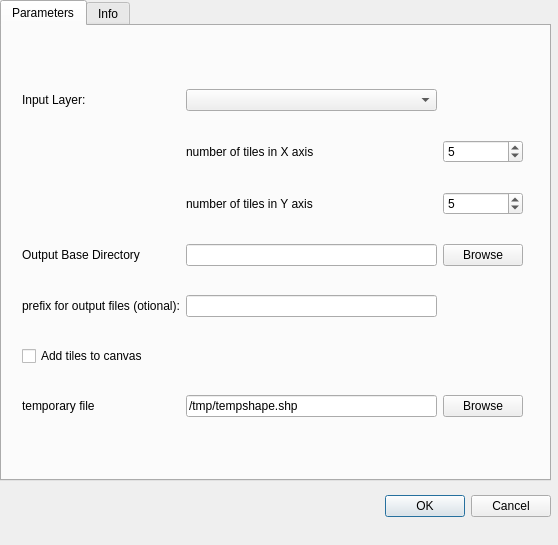
Qt form gridSplitter_dialog_base.ui (Sereza7/gridsplitter) before a commit.
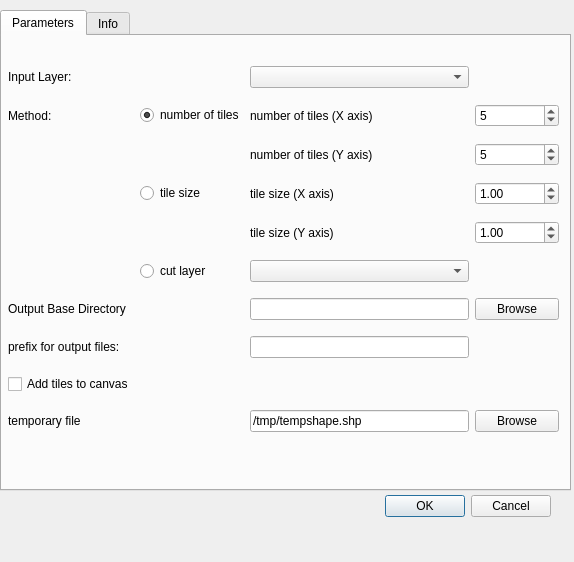
The same form after that commit. The open tabs and pages were chosen to show the change. Custom widgets are drawn as their Qt base class.

```diff
--- a/gridSplitter_dialog_base.ui
+++ b/gridSplitter_dialog_base.ui
@@ -6,8 +6,8 @@
    <rect>
     <x>0</x>
     <y>0</y>
-    <width>558</width>
-    <height>545</height>
+    <width>574</width>
+    <height>562</height>
    </rect>
   </property>
   <property name="windowTitle">
@@ -36,8 +36,8 @@
    <property name="geometry">
     <rect>
      <x>0</x>
-     <y>0</y>
-     <width>551</width>
+     <y>10</y>
+     <width>571</width>
      <height>481</height>
     </rect>
    </property>
@@ -51,27 +51,14 @@
     <widget class="QWidget" name="layoutWidget">
      <property name="geometry">
       <rect>
-       <x>20</x>
-       <y>40</y>
-       <width>501</width>
-       <height>381</height>
+       <x>6</x>
+       <y>20</y>
+       <width>551</width>
+       <height>391</height>
       </rect>
      </property>
      <layout class="QGridLayout" name="gridLayout">
-      <item row="3" column="3">
-       <widget class="QgsSpinBox" name="splicesXSpinBox">
-        <property name="minimum">
-         <number>1</number>
-        </property>
-        <property name="maximum">
-         <number>9999</number>
-        </property>
-        <property name="value">
-         <number>5</number>
-        </property>
-       </widget>
-      </item>
-      <item row="5" column="0">
+      <item row="8" column="0">
        <widget class="QLabel" name="label_6">
         <property name="locale">
          <locale language="English" country="UnitedStates"/>
@@ -91,20 +78,7 @@
         </property>
        </widget>
       </item>
-      <item row="4" column="3">
-       <widget class="QgsSpinBox" name="splicesYSpinBox">
-        <property name="minimum">
-         <number>1</number>
-        </property>
-        <property name="maximum">
-         <number>9999</number>
-        </property>
-        <property name="value">
-         <number>5</number>
-        </property>
-       </widget>
-      </item>
-      <item row="8" column="0">
+      <item row="11" column="0">
        <widget class="QLabel" name="label_7">
         <property name="locale">
          <locale language="English" country="UnitedStates"/>
@@ -114,7 +88,7 @@
         </property>
        </widget>
       </item>
-      <item row="5" column="3">
+      <item row="8" column="4">
        <widget class="QPushButton" name="cmdBrowseOutput">
         <property name="locale">
          <locale language="English" country="UnitedStates"/>
@@ -124,7 +98,7 @@
         </property>
        </widget>
       </item>
-      <item row="8" column="3">
+      <item row="11" column="4">
        <widget class="QPushButton" name="cmdBrowsetmp">
         <property name="locale">
          <locale language="English" country="UnitedStates"/>
@@ -134,60 +108,164 @@
         </property>
        </widget>
       </item>
-      <item row="5" column="1">
+      <item row="8" column="2">
        <widget class="QLineEdit" name="OuptDir"/>
       </item>
-      <item row="8" column="1">
+      <item row="11" column="2">
        <widget class="QLineEdit" name="tempFile">
         <property name="text">
          <string>/tmp/tempshape.shp</string>
         </property>
        </widget>
       </item>
-      <item row="0" column="1">
+      <item row="0" column="2">
        <widget class="QgsMapLayerComboBox" name="inputRasterBox">
         <property name="frame">
          <bool>true</bool>
         </property>
        </widget>
       </item>
-      <item row="3" column="1">
+      <item row="3" column="2">
        <widget class="QLabel" name="label_4">
         <property name="locale">
          <locale language="English" country="UnitedStates"/>
         </property>
         <property name="text">
-         <string>number of tiles in X axis</string>
+         <string>number of tiles (X axis)</string>
         </property>
        </widget>
       </item>
-      <item row="4" column="1">
-       <widget class="QLabel" name="label_5">
-        <property name="locale">
-         <locale language="English" country="UnitedStates"/>
-        </property>
-        <property name="text">
-         <string>number of tiles in Y axis</string>
-        </property>
-       </widget>
-      </item>
-      <item row="6" column="1">
+      <item row="9" column="2">
        <widget class="QLineEdit" name="prefixx"/>
       </item>
-      <item row="6" column="0">
+      <item row="9" column="0">
        <widget class="QLabel" name="label_8">
         <property name="text">
-         <string>prefix for output files (otional):</string>
+         <string>prefix for output files:</string>
         </property>
        </widget>
       </item>
-      <item row="7" column="0">
+      <item row="10" column="0">
        <widget class="QCheckBox" name="addTiles">
         <property name="text">
          <string>Add tiles to canvas</string>
         </property>
        </widget>
       </item>
+      <item row="6" column="2">
+       <widget class="QLabel" name="label_15">
+        <property name="text">
+         <string>tile size (Y axis)</string>
+        </property>
+       </widget>
+      </item>
+      <item row="3" column="4">
+       <widget class="QgsSpinBox" name="splicesXSpinBox">
+        <property name="minimum">
+         <number>1</number>
+        </property>
+        <property name="maximum">
+         <number>9999</number>
+        </property>
+        <property name="value">
+         <number>5</number>
+        </property>
+       </widget>
+      </item>
+      <item row="5" column="2">
+       <widget class="QLabel" name="label_14">
+        <property name="text">
+         <string>tile size (X axis)</string>
+        </property>
+       </widget>
+      </item>
+      <item row="6" column="4">
+       <widget class="QgsDoubleSpinBox" name="tileSizeY">
+        <property name="minimum">
+         <double>0.000000000000000</double>
+        </property>
+        <property name="maximum">
+         <double>999999999.000000000000000</double>
+        </property>
+        <property name="value">
+         <double>1.000000000000000</double>
+        </property>
+       </widget>
+      </item>
+      <item row="4" column="4">
+       <widget class="QgsSpinBox" name="splicesYSpinBox">
+        <property name="minimum">
+         <number>1</number>
+        </property>
+        <property name="maximum">
+         <number>9999</number>
+        </property>
+        <property name="value">
+         <number>5</number>
+        </property>
+       </widget>
+      </item>
+      <item row="4" column="2">
+       <widget class="QLabel" name="label_5">
+        <property name="locale">
+         <locale language="English" country="UnitedStates"/>
+        </property>
+        <property name="text">
+         <string>number of tiles (Y axis)</string>
+        </property>
+       </widget>
+      </item>
+      <item row="7" column="2">
+       <widget class="QgsMapLayerComboBox" name="cutLayerBox">
+        <property name="filters">
+         <set>QgsMapLayerProxyModel::PolygonLayer</set>
+        </property>
+       </widget>
+      </item>
+      <item row="5" column="4">
+       <widget class="QgsDoubleSpinBox" name="tileSizeX">
+        <property name="minimum">
+         <double>0.000000000000000</double>
+        </property>
+        <property name="maximum">
+         <double>999999999.000000000000000</double>
+        </property>
+        <property name="value">
+         <double>1.000000000000000</double>
+        </property>
+       </widget>
+      </item>
+      <item row="3" column="1">
+       <widget class="QRadioButton" name="numberTilesRadio">
+        <property name="text">
+         <string>number of tiles</string>
+        </property>
+        <property name="checked">
+         <bool>true</bool>
+        </property>
+       </widget>
+      </item>
+      <item row="5" column="1">
+       <widget class="QRadioButton" name="tileSizeRadio">
+        <property name="text">
+         <string>tile size</string>
+        </property>
+       </widget>
+      </item>
+      <item row="7" column="1">
+       <widget class="QRadioButton" name="cutLayerRadio">
+        <property name="text">
+         <string>cut layer</string>
+        </property>
+       </widget>
+      </item>
+      <item row="3" column="0">
+       <widget class="QLabel" name="label_18">
+        <property name="text">
+         <string>Method:</string>
+        </property>
+       </widget>
+      </item>
      </layout>
     </widget>
    </widget>
@@ -286,6 +364,11 @@
   </widget>
  </widget>
  <customwidgets>
+  <customwidget>
+   <class>QgsDoubleSpinBox</class>
+   <extends>QDoubleSpinBox</extends>
+   <header>qgsdoublespinbox.h</header>
+  </customwidget>
   <customwidget>
    <class>QgsMapLayerComboBox</class>
    <extends>QComboBox</extends>
```
Left out of the diff: 59 changed lines with no effect on the pictures.
